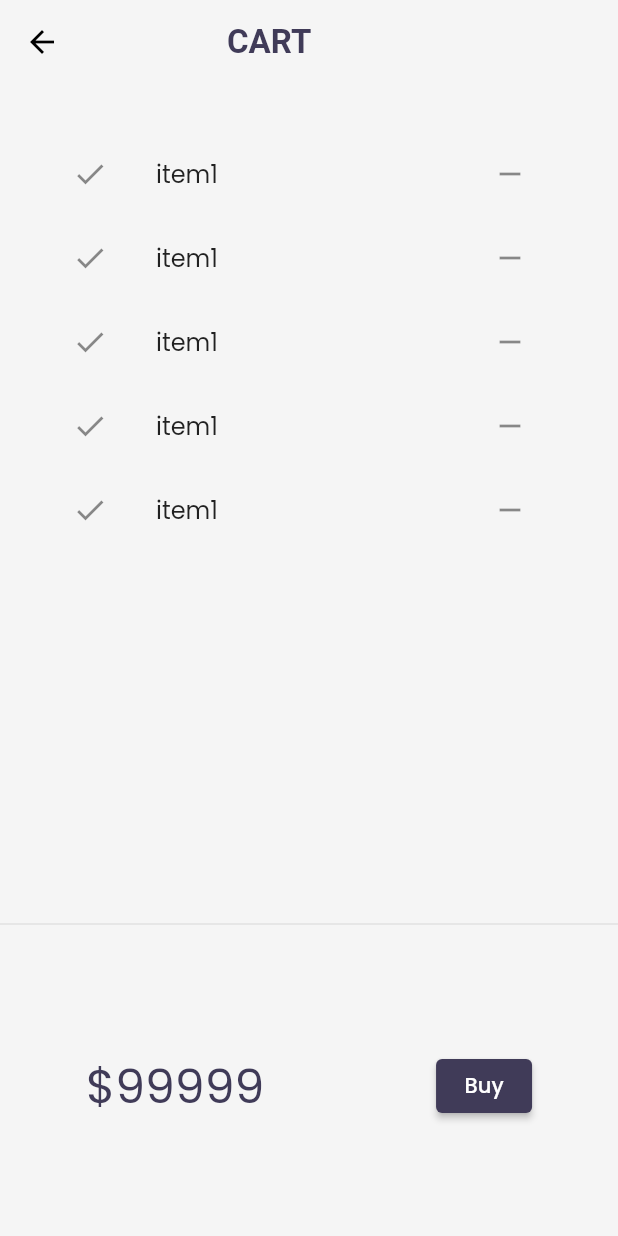
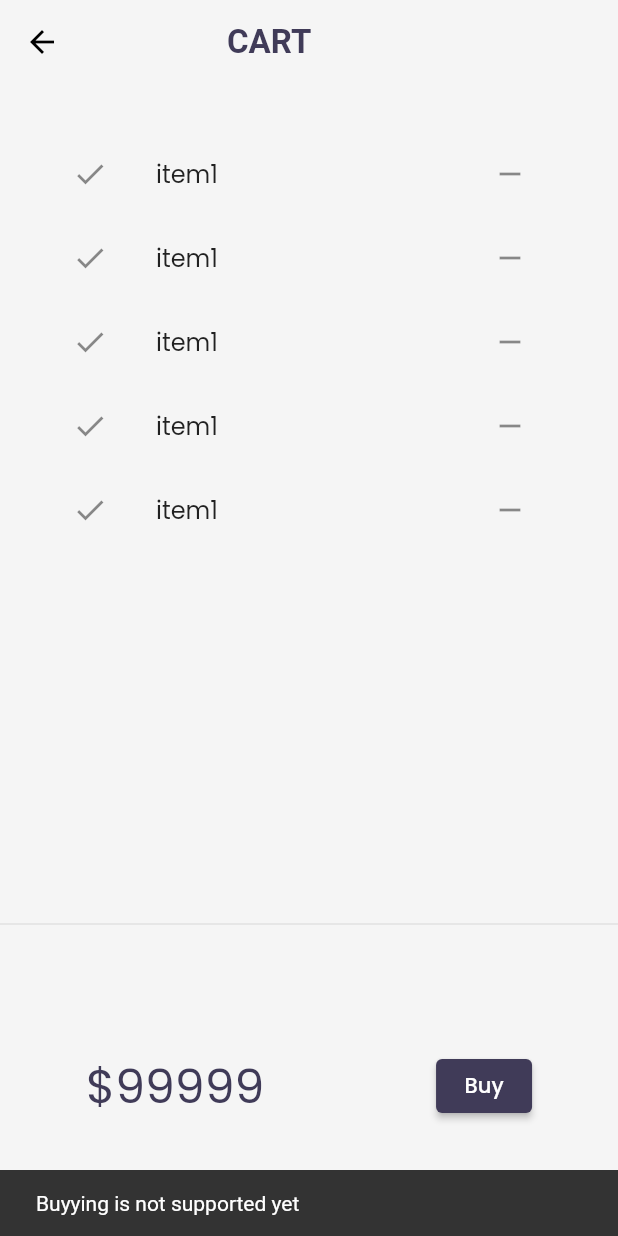
Before and after one commit to akshay-git20/30daysof_flutter, a Flutter app: the Cartpage screen opened by its route, after a tap on "Buy", on a phone screen of 412 x 824 dp. Run offline on Flutter 3.47's test engine with Material 2 defaults, Android fonts, the phone set to English and light mode, and no system bars; our stand-ins replace google_fonts, velocity_x; network calls fail.

Commit message:
day23 completed

```diff
--- a/lib/pages/cart_page.dart
+++ b/lib/pages/cart_page.dart
@@ -48,7 +48,9 @@ class _Carttotal extends StatelessWidget {
               style: ButtonStyle(
                   backgroundColor:
                       MaterialStatePropertyAll(context.theme.buttonColor)),
-              onPressed: (() => {}),
+              onPressed: (() => ScaffoldMessenger.of(context).showSnackBar(
+                  SnackBar(
+                      content: "Buyying is not supported yet".text.make()))),
               child: "Buy".text.color(Colors.white).make())
         ],
       ),
--- a/lib/widgets/themes.dart
+++ b/lib/widgets/themes.dart
@@ -9,7 +9,7 @@ class Mythemes {
       canvasColor: creamcolor,
       buttonColor: darkBluishColor,
       appBarTheme: AppBarTheme(
-        backgroundColor: creamcolor,
+          backgroundColor: creamcolor,
           elevation: 0.0,
           titleTextStyle: TextStyle(color: Colors.black, fontSize: 22),
           iconTheme: IconThemeData(color: Colors.black)),
@@ -22,6 +22,7 @@ class Mythemes {
   static Color lightBluishColor = Color.fromARGB(255, 73, 75, 232);
 
   static ThemeData get darkTheme => ThemeData(
+        brightness: Brightness.dark,
         secondaryHeaderColor: Colors.white,
         cardColor: Vx.black,
         canvasColor: darkcreamcolr,
```
Also changed, not shown: lib/models/cart.dart (added, +28 -0 lines).
